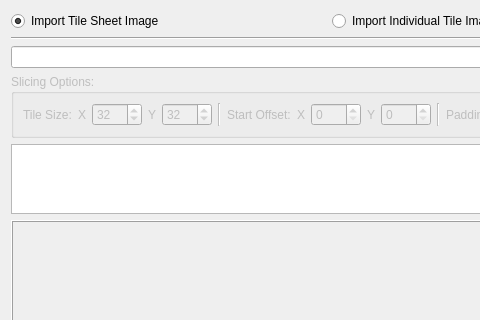
This is Editor/src/Dialogs/DlgImportTileSheet.ui in GameOverture/HarmonyEngine as Qt 5 draws it before an edit; both pictures show x 0 to 480 and y 0 to 320 of the 657 by 779 pixel window. The edited form follows.
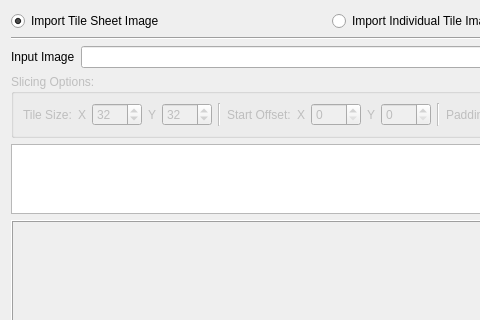
This is the edited form.

Patch:
```diff
--- a/Editor/src/Dialogs/DlgImportTileSheet.ui
+++ b/Editor/src/Dialogs/DlgImportTileSheet.ui
@@ -44,6 +44,13 @@
    </item>
    <item>
     <layout class="QHBoxLayout" name="horizontalLayout">
+     <item>
+      <widget class="QLabel" name="lblInput">
+       <property name="text">
+        <string>Input Image</string>
+       </property>
+      </widget>
+     </item>
      <item>
       <widget class="QLineEdit" name="txtImagePath">
        <property name="readOnly">
```
Left out of the diff: 8 changed lines with no effect on the pictures.
